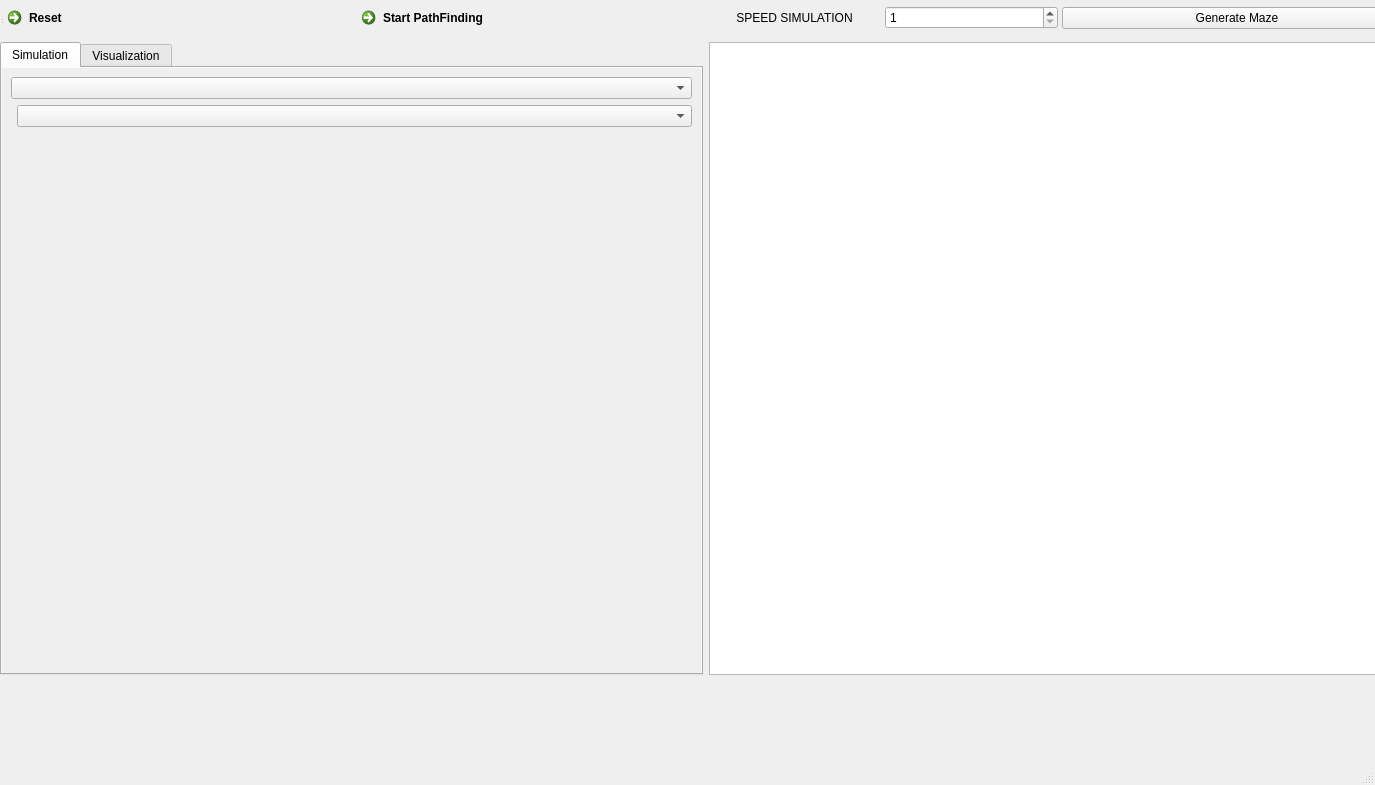
Above: UI/mainWindow.ui from aadimsapkota134/PathMazeProjectCE before the change. Below: the same form after it.
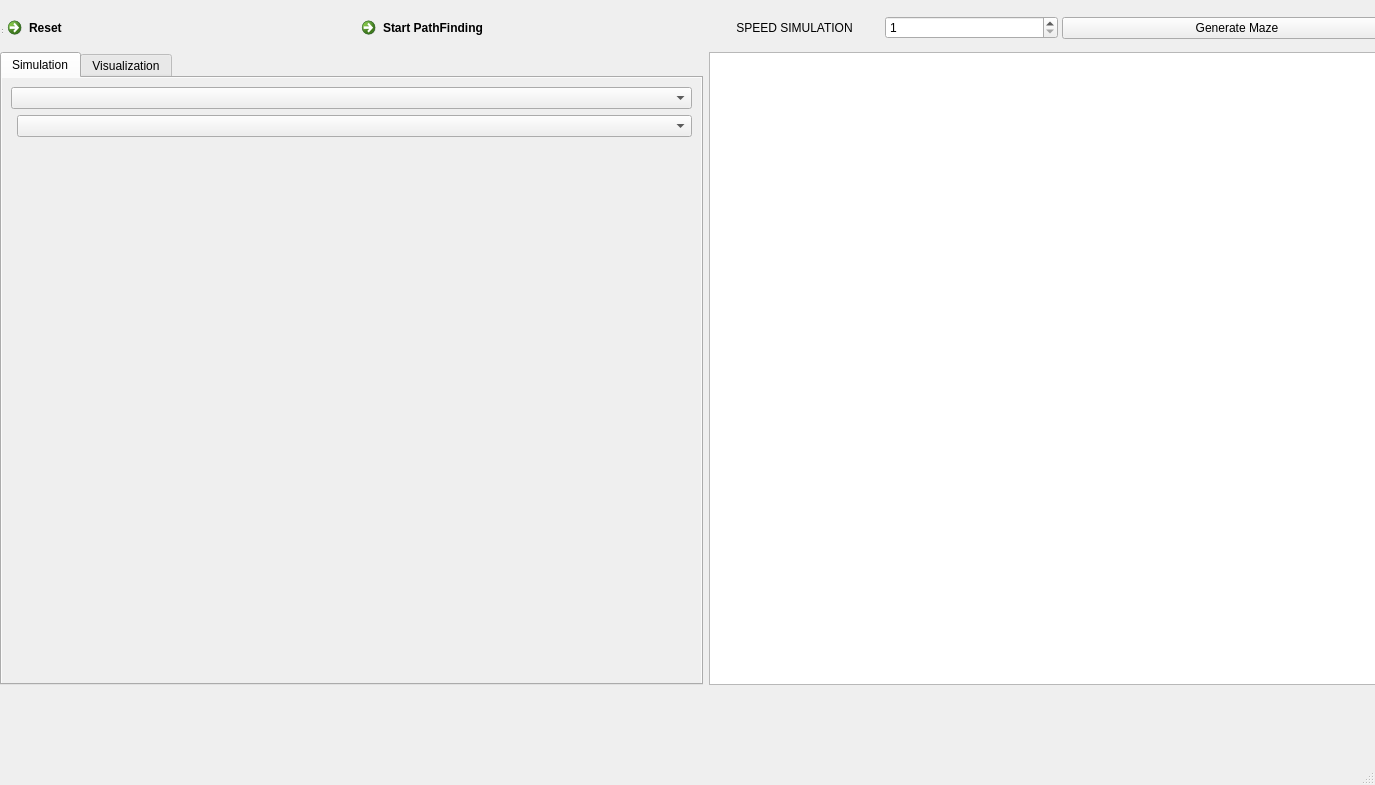
That is the form after the change. Custom widgets are drawn as their Qt base class.

Commit message: Updated mainWindow.ui for timer features

Patch:
```diff
--- a/UI/mainWindow.ui
+++ b/UI/mainWindow.ui
@@ -18,6 +18,15 @@
     <property name="geometry">
      <rect>
       <x>0</x>
+      <y>10</y>
+      <width>1421</width>
+      <height>675</height>
+     </rect>
+    </property>
+    <widget class="QWidget" name="centralwidget_3" native="true">
+     <property name="geometry">
+      <rect>
+       <x>0</x>
       <y>0</y>
       <width>1421</width>
       <height>675</height>
@@ -412,6 +421,17 @@
      <rect>
       <x>0</x>
       <y>0</y>
+       <width>3</width>
+       <height>25</height>
+      </rect>
+     </property>
+    </widget>
+   </widget>
+   <widget class="QStatusBar" name="statusbar_3">
+    <property name="geometry">
+     <rect>
+      <x>0</x>
+      <y>10</y>
       <width>3</width>
       <height>25</height>
      </rect>
```
Lines whose indentation alone changed are shown as unchanged.
